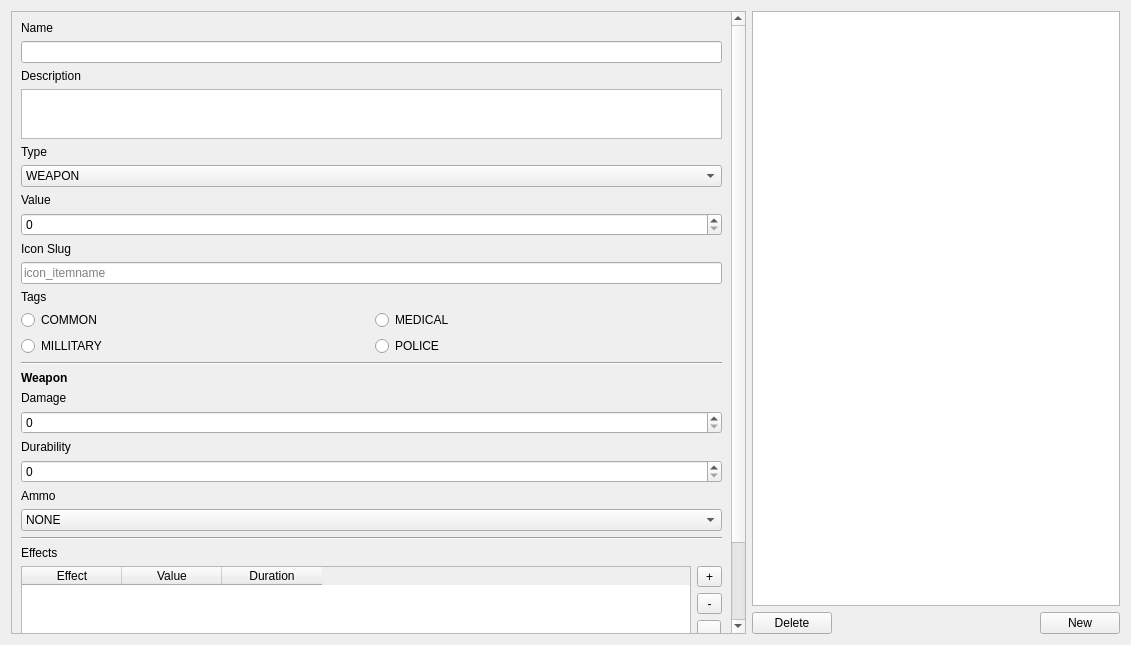
Above: ui/tabitems.ui from Boxfort/ZombieDataApp before the change. Below: the same form after it.
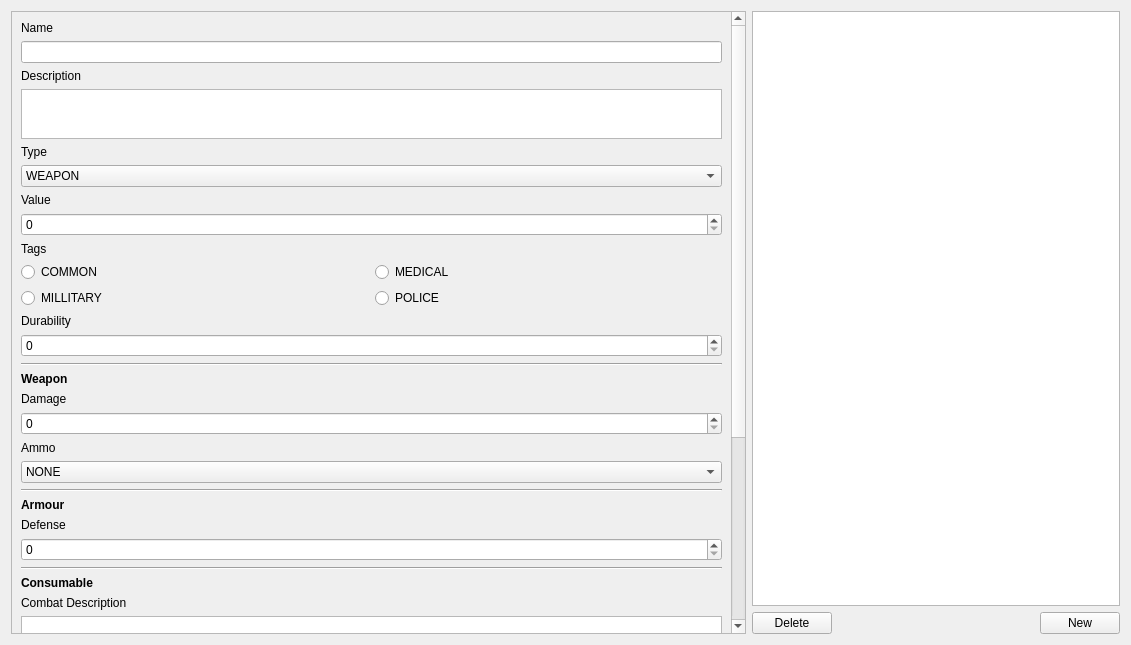
That is the form after the change.

The edit to the form file:
```diff
--- a/ui/tabitems.ui
+++ b/ui/tabitems.ui
@@ -25,7 +25,7 @@
         <x>0</x>
         <y>0</y>
         <width>722</width>
-        <height>777</height>
+        <height>970</height>
        </rect>
       </property>
       <layout class="QVBoxLayout" name="verticalLayout_2">
@@ -92,20 +92,6 @@
        <item>
         <widget class="QSpinBox" name="spinner_item_value"/>
        </item>
-       <item>
-        <widget class="QLabel" name="label_3">
-         <property name="text">
-          <string>Icon Slug</string>
-         </property>
-        </widget>
-       </item>
-       <item>
-        <widget class="QLineEdit" name="text_item_slug">
-         <property name="placeholderText">
-          <string>icon_itemname</string>
-         </property>
-        </widget>
-       </item>
        <item>
         <widget class="QLabel" name="label_6">
          <property name="text">
@@ -148,6 +134,16 @@
          </item>
         </layout>
        </item>
+       <item>
+        <widget class="QLabel" name="label_durability">
+         <property name="text">
+          <string>Durability</string>
+         </property>
+        </widget>
+       </item>
+       <item>
+        <widget class="QSpinBox" name="spinner_item_durability"/>
+       </item>
        <item>
         <widget class="Line" name="line">
          <property name="orientation">
@@ -183,16 +179,6 @@
        <item>
         <widget class="QSpinBox" name="spinner_item_damage"/>
        </item>
-       <item>
-        <widget class="QLabel" name="label_durability">
-         <property name="text">
-          <string>Durability</string>
-         </property>
-        </widget>
-       </item>
-       <item>
-        <widget class="QSpinBox" name="spinner_item_durability"/>
-       </item>
        <item>
         <widget class="QLabel" name="label_ammo">
          <property name="text">
@@ -231,6 +217,83 @@
          </property>
         </widget>
        </item>
+       <item>
+        <widget class="QLabel" name="label_9">
+         <property name="font">
+          <font>
+           <weight>75</weight>
+           <bold>true</bold>
+          </font>
+         </property>
+         <property name="text">
+          <string>Armour</string>
+         </property>
+        </widget>
+       </item>
+       <item>
+        <widget class="QLabel" name="label_defense">
+         <property name="text">
+          <string>Defense</string>
+         </property>
+        </widget>
+       </item>
+       <item>
+        <widget class="QSpinBox" name="spinner_item_defense"/>
+       </item>
+       <item>
+        <widget class="Line" name="line_4">
+         <property name="orientation">
+          <enum>Qt::Horizontal</enum>
+         </property>
+        </widget>
+       </item>
+       <item>
+        <widget class="QLabel" name="label_8">
+         <property name="font">
+          <font>
+           <weight>75</weight>
+           <bold>true</bold>
+          </font>
+         </property>
+         <property name="text">
+          <string>Consumable</string>
+         </property>
+        </widget>
+       </item>
+       <item>
+        <widget class="QLabel" name="label_combat_description">
+         <property name="enabled">
+          <bool>true</bool>
+         </property>
+         <property name="text">
+          <string>Combat Description</string>
+         </property>
+        </widget>
+       </item>
+       <item>
+        <widget class="QTextEdit" name="text_item_combat_description">
+         <property name="enabled">
+          <bool>true</bool>
+         </property>
+        </widget>
+       </item>
+       <item>
+        <widget class="QCheckBox" name="check_item_offensive">
+         <property name="enabled">
+          <bool>true</bool>
+         </property>
+         <property name="text">
+          <string>Is Offensive</string>
+         </property>
+        </widget>
+       </item>
+       <item>
+        <widget class="Line" name="line_3">
+         <property name="orientation">
+          <enum>Qt::Horizontal</enum>
+         </property>
+        </widget>
+       </item>
        <item>
         <widget class="QLabel" name="label_10">
          <property name="text">
```
Left out of the diff: 24 changed lines with no effect on the pictures.
